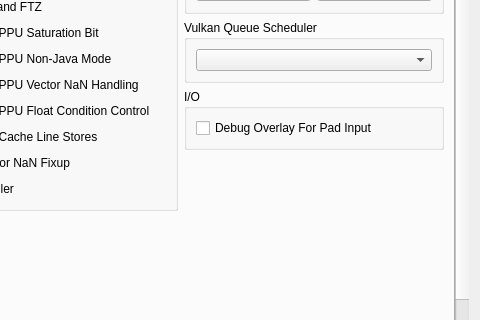
First picture: the form in rpcs3/rpcs3qt/settings_dialog.ui, repository RPCS3/rpcs3, before the edit; both pictures show x 376 to 856 and y 234 to 554 of the 856 by 688 pixel window.
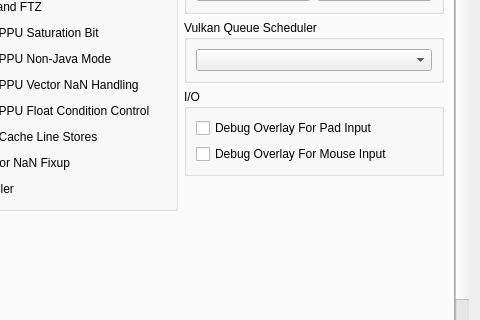
Second picture: the form after the edit. The open tabs and pages were chosen to show the change. Icons and pictures are not drawn.

Commit message: cellMouse: Add debug overlay

What changed in the file:
```diff
--- a/rpcs3/rpcs3qt/settings_dialog.ui
+++ b/rpcs3/rpcs3qt/settings_dialog.ui
@@ -4547,6 +4547,13 @@
                   </property>
                  </widget>
                 </item>
+                <item>
+                 <widget class="QCheckBox" name="debugOverlayMouse">
+                  <property name="text">
+                   <string>Debug Overlay For Mouse Input</string>
+                  </property>
+                 </widget>
+                </item>
                 <item>
                  <spacer name="verticalSpacer">
                   <property name="orientation">
```
The commit also changes 12 other files.
